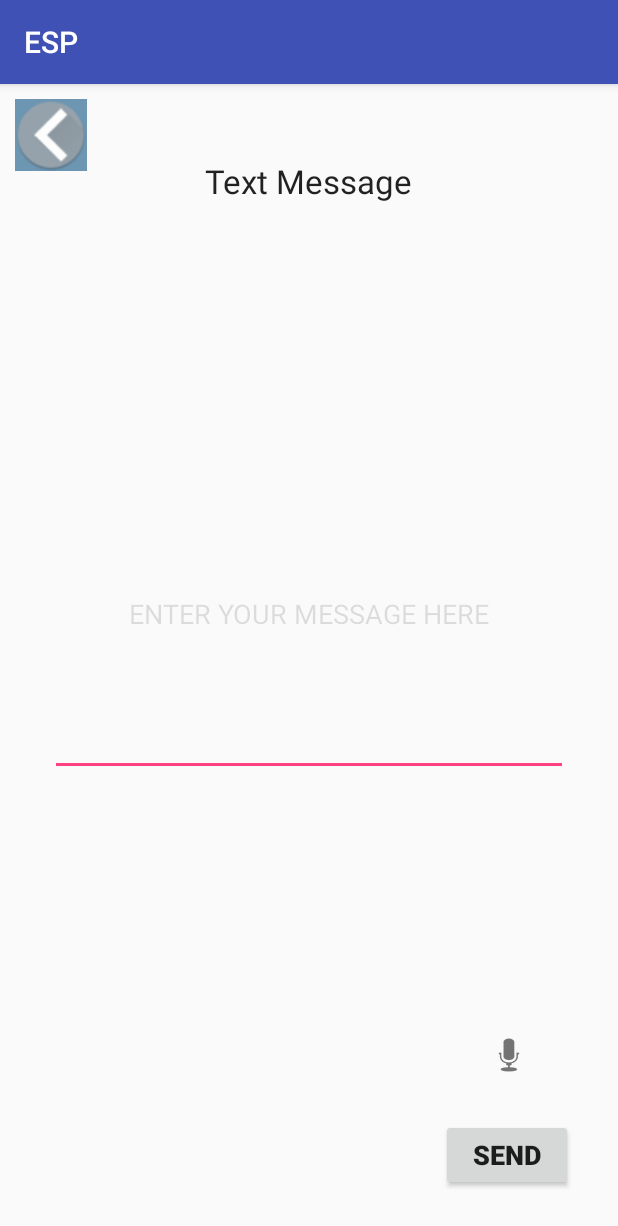
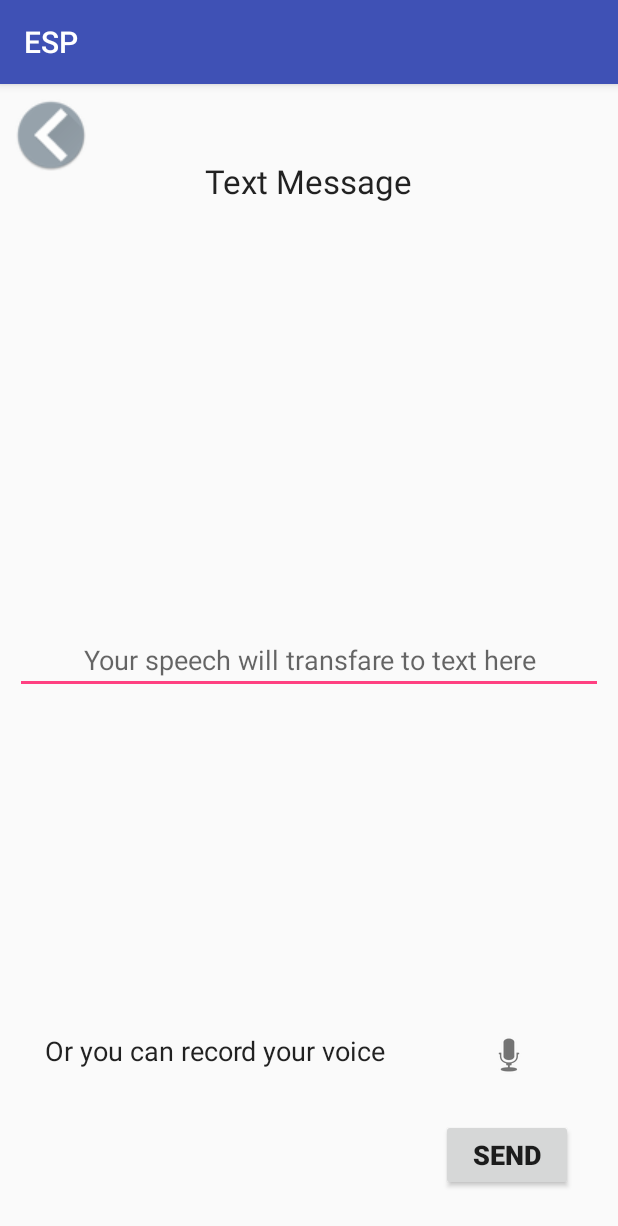
Before and after one commit to test166547778212458/ESP-Edited, an Android app: the SendVoicActivity screen opened directly, with no data from a screen before it, on a phone screen of 412 x 824 dp. Shown: the top 1226 px of the screen. Run offline under Robolectric (Android 15) with nearby library versions, the phone set to English and light mode, and no system bars.

Commit message:
add speech to text function along with some layout changes.

```diff
--- a/app/src/main/res/layout/send_voice_message.xml
+++ b/app/src/main/res/layout/send_voice_message.xml
@@ -21,18 +21,6 @@
             android:layout_gravity="center_horizontal|top"
             android:layout_marginTop="50dp" />
 
-        <EditText
-            android:layout_width="345dp"
-            android:layout_height="215dp"
-            android:id="@+id/editText"
-            android:layout_gravity="center"
-            android:text="Enter Your Message Here"
-            android:textIsSelectable="false"
-            android:textAllCaps="true"
-            android:textAlignment="center"
-            android:textColor="@color/abc_color_highlight_material"
-            android:layout_marginBottom="30dp" />
-
         <Button
             android:layout_width="wrap_content"
             android:layout_height="wrap_content"
@@ -46,6 +34,41 @@
             android:textSize="18dp" />
 
         <ImageButton
+            android:layout_width="wrap_content"
+            android:layout_height="wrap_content"
+            android:id="@+id/imageButton11"
+            android:layout_gravity="left|top"
+            android:src="@drawable/hhh"
+            android:background="@android:color/transparent"
+            android:layout_marginTop="10dp"
+            android:layout_marginLeft="10dp"
+            android:onClick="back" />
+
+        <EditText
+            android:layout_width="fill_parent"
+            android:layout_height="wrap_content"
+            android:inputType="textPersonName"
+            android:layout_gravity="center|center"
+            android:ems="10"
+            android:id="@+id/editText"
+            android:hint="@string/yswttth"
+            android:textAlignment="center"
+            android:layout_marginLeft="10dp"
+            android:layout_marginRight="10dp" />
+
+        <TextView
+            android:layout_width="245dp"
+            android:layout_height="wrap_content"
+            android:text="Or you can record your voice "
+            android:textAppearance="?android:attr/textAppearanceLarge"
+            android:id="@+id/textView2"
+            android:layout_gravity="left|bottom"
+            android:layout_marginBottom="111dp"
+            android:layout_marginLeft="30dp"
+            android:fontFamily="sans-serif"
+            android:textSize="18sp" />
+
+        <ImageButton
             android:layout_width="91dp"
             android:layout_height="82dp"
             android:id="@+id/imageButton"
@@ -53,31 +76,8 @@
             android:src="@android:drawable/ic_btn_speak_now"
             android:backgroundTint="@color/abc_background_cache_hint_selector_material_light"
             android:layout_marginBottom="80dp"
-            android:layout_marginRight="27dp" />
-
-        <ImageButton
-            android:layout_width="wrap_content"
-            android:layout_height="wrap_content"
-            android:id="@+id/imageButton11"
-            android:layout_gravity="left|top"
-            android:src="@drawable/hhh"
-            android:background="#6d96b2"
-            android:layout_marginTop="10dp"
-            android:layout_marginLeft="10dp"
-            android:onClick="back" />
-
-        <TextView
-            android:layout_width="wrap_content"
-            android:layout_height="wrap_content"
-            android:textAppearance="?android:attr/textAppearanceMedium"
-            android:text="Or you can record your voice "
-            android:id="@+id/textView2"
-            android:layout_gravity="left|bottom"
-            android:layout_marginBottom="111dp"
-            android:layout_marginLeft="30dp"
-            android:textColor="@color/abc_background_cache_hint_selector_material_dark"
-            android:textStyle="bold"
-            android:textSize="19dp" />
+            android:layout_marginRight="27dp"
+            android:onClick="speechtotextClick"/>
 
     </FrameLayout>
 </LinearLayout>
--- a/app/src/main/res/values/strings.xml
+++ b/app/src/main/res/values/strings.xml
@@ -1,4 +1,6 @@
 <resources>
     <string name="app_name">ESP</string>
     <string name="action_settings">Settings</string>
+    <string name="eymh">Enter Your Message Here</string>
+    <string name="yswttth">Your speech will transfare to text here</string>
 </resources>
```
Also changed, not shown: app/src/main/java/com/example/faraz/esp/SendVoicActivity.java (+67 -0 lines).
